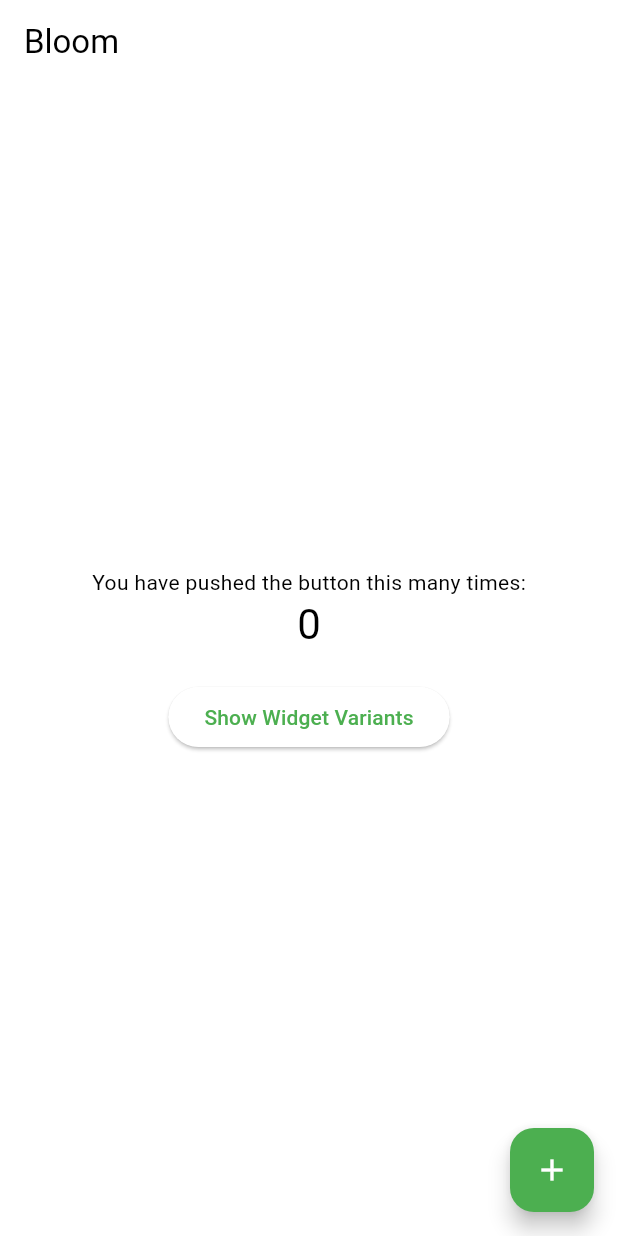
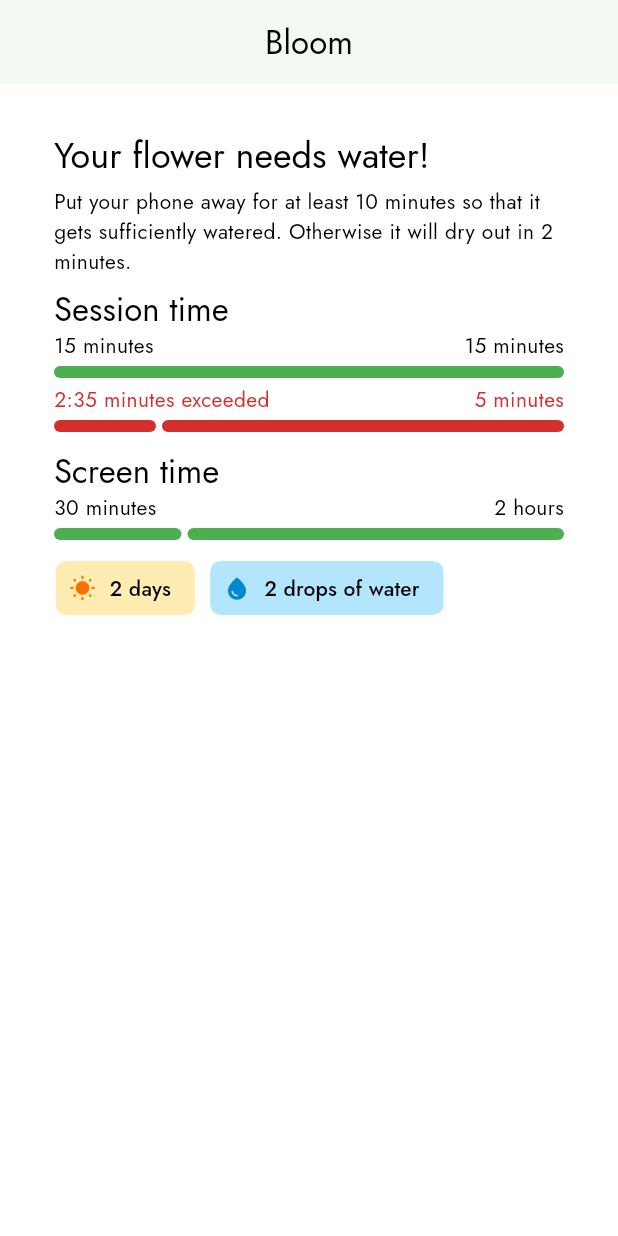
Before and after one commit to patzly/bloom_flutter, a Flutter app: the screen it shows after launch, on a phone screen of 412 x 824 dp. Run offline on Flutter 3.47's test engine with Material 3 defaults, Android fonts, the phone set to English and light mode, and no system bars; drawn by our look-alikes of dynamic_color; our stand-ins replace go_router.

Commit message:
Implement main layout

```diff
--- a/lib/bloom_app.dart
+++ b/lib/bloom_app.dart
@@ -21,6 +21,7 @@ class BloomApp extends StatelessWidget {
           title: 'Bloom',
           routerConfig: router,
           theme: ThemeData(
+            fontFamily: 'Jost',
             colorScheme: lightColorScheme ?? defaultLightColorScheme,
             pageTransitionsTheme: const PageTransitionsTheme(
               builders: {
@@ -29,6 +30,7 @@ class BloomApp extends StatelessWidget {
             ),
           ),
           darkTheme: ThemeData(
+            fontFamily: 'Jost',
             colorScheme: darkColorScheme ?? defaultDarkColorScheme,
             pageTransitionsTheme: const PageTransitionsTheme(
               builders: {
--- a/lib/screens/home_screen.dart
+++ b/lib/screens/home_screen.dart
@@ -9,14 +9,6 @@ class HomeScreen extends StatefulWidget {
 }
 
 class HomeScreenState extends State<HomeScreen> {
-  int counter = 0;
-
-  void incrementCounter() {
-    setState(() {
-      counter++;
-    });
-  }
-
   void openShowcasePage() {
     Navigator.of(
       context,
@@ -27,27 +19,150 @@ class HomeScreenState extends State<HomeScreen> {
   Widget build(BuildContext context) {
     return Scaffold(
       appBar: AppBar(
-        backgroundColor: Theme.of(context).colorScheme.inversePrimary,
-        title: Text("Bloom"),
+          title: Text("Bloom"),
+          centerTitle: true,
+          elevation: 3
       ),
-      body: Center(
-        child: Column(
-          mainAxisAlignment: MainAxisAlignment.center,
-          children: <Widget>[
-            const Text('You have pushed the button this many times:'),
-            Text('$counter', style: Theme.of(context).textTheme.headlineMedium),
-            const SizedBox(height: 20),
-            ElevatedButton(
-              onPressed: openShowcasePage,
-              child: const Text("Show Widget Variants"),
+      body: Column(
+        children: <Widget>[
+          Padding(
+            padding: const EdgeInsets.all(16),
+            child: SizedBox(
+              width: double.infinity,
+              child: Card.outlined(
+                shape: RoundedRectangleBorder(
+                  borderRadius: BorderRadius.circular(16),
+                  side: BorderSide(
+                    color: Theme.of(context).colorScheme.outlineVariant,
+                    width: 1,
+                  ),
+                ),
+                child: Column(
+                  children: [
+                    Padding(
+                      padding: const EdgeInsets.symmetric(vertical: 12),
+                      child: Column(
+                        crossAxisAlignment: CrossAxisAlignment.start,
+                        children: [
+                          _buildTextBlock(context, 'Your flower needs water!', 'Put your phone away for at least 10 minutes so that it gets sufficiently watered. Otherwise it will dry out in 2 minutes.'),
+                          _buildTitleBlock(context, "Session time"),
+                          _buildTimeRow(context, '15 minutes', '15 minutes'),
+                          _buildProgressBar(context, 1.0),
+                          _buildExceededBlock(context, '2:35 minutes exceeded', '5 minutes', 0.2),
+                          _buildTitleBlock(context, "Screen time"),
+                          _buildTimeRow(context, '30 minutes', '2 hours'),
+                          _buildProgressBar(context, 0.25),
+                          _buildChips(),
+                        ],
+                      ),
+                    )
+                  ],
+                ),
+              ),
             ),
-          ],
-        ),
+          ),
+        ],
       ),
-      floatingActionButton: FloatingActionButton(
-        onPressed: incrementCounter,
-        tooltip: 'Increment',
-        child: const Icon(Icons.add),
+    );
+  }
+
+  Widget _buildTextBlock(BuildContext context, String title, String description) {
+    return Padding(
+      padding: const EdgeInsets.symmetric(horizontal: 16),
+      child: Column(
+        crossAxisAlignment: CrossAxisAlignment.start,
+        children: [
+          Text(title, style: Theme.of(context).textTheme.headlineSmall),
+          const SizedBox(height: 4),
+          Text(description),
+        ],
+      ),
+    );
+  }
+
+  Widget _buildTitleBlock(BuildContext context, String title) {
+    return Padding(
+      padding: const EdgeInsets.fromLTRB(16, 8, 16, 0),
+      child: Text(title, style: Theme.of(context).textTheme.titleLarge),
+    );
+  }
+
+  Widget _buildTimeRow(BuildContext context, String left, String right) {
+    return Padding(
+      padding: const EdgeInsets.symmetric(horizontal: 16),
+      child: Row(
+        children: [
+          Text(left),
+          Spacer(),
+          Text(right, textAlign: TextAlign.end),
+        ],
+      ),
+    );
+  }
+
+  Widget _buildProgressBar(BuildContext context, double value) {
+    return Padding(
+      padding: const EdgeInsets.fromLTRB(16, 4, 16, 0),
+      child: LinearProgressIndicator(
+        value: value,
+        minHeight: 8,
+        borderRadius: BorderRadius.all(Radius.circular(4)),
+        trackGap: 4,
+        stopIndicatorColor: Theme.of(context).colorScheme.primary,
+        stopIndicatorRadius: 2,
+        year2023: false,
+      ),
+    );
+  }
+
+  Widget _buildExceededBlock(BuildContext context, String left, String right, double value) {
+    return Padding(
+      padding: const EdgeInsets.symmetric(horizontal: 16, vertical: 4),
+      child: Column(
+        crossAxisAlignment: CrossAxisAlignment.start,
+        children: [
+          Row(
+            children: [
+              Text(left, style: TextStyle(color: Theme.of(context).colorScheme.error)),
+              Spacer(),
+              Text(right, textAlign: TextAlign.end, style: TextStyle(color: Theme.of(context).colorScheme.error)),
+            ],
+          ),
+          const SizedBox(height: 4),
+          LinearProgressIndicator(
+            value: value,
+            color: Theme.of(context).colorScheme.error,
+            backgroundColor: Theme.of(context).colorScheme.errorContainer,
+            minHeight: 8,
+            borderRadius: BorderRadius.all(Radius.circular(4)),
+            trackGap: 4,
+            stopIndicatorColor: Theme.of(context).colorScheme.error,
+            stopIndicatorRadius: 2,
+            year2023: false,
+          ),
+        ],
+      ),
+    );
+  }
+
+  Widget _buildChips() {
+    return SingleChildScrollView(
+      scrollDirection: Axis.horizontal,
+      padding: const EdgeInsets.fromLTRB(16, 8, 16, 0),
+      child: Row(
+        children: [
+          Chip(
+            label: Text("2 days"),
+            avatar: Icon(Icons.wb_sunny_rounded, color: Colors.amber.shade900),
+            backgroundColor: Colors.amber.shade100,
+          ),
+          const SizedBox(width: 8),
+          Chip(
+            label: Text("2 drops of water"),
+            avatar: Icon(Icons.water_drop_rounded, color: Colors.lightBlue.shade700),
+            backgroundColor: Colors.lightBlue.shade100,
+          ),
+        ],
       ),
     );
   }
```
Also changed, not shown: pubspec.yaml (+7 -0 lines), assets/fonts/Jost-Medium.ttf (added), assets/fonts/Jost-Regular.ttf (added).
